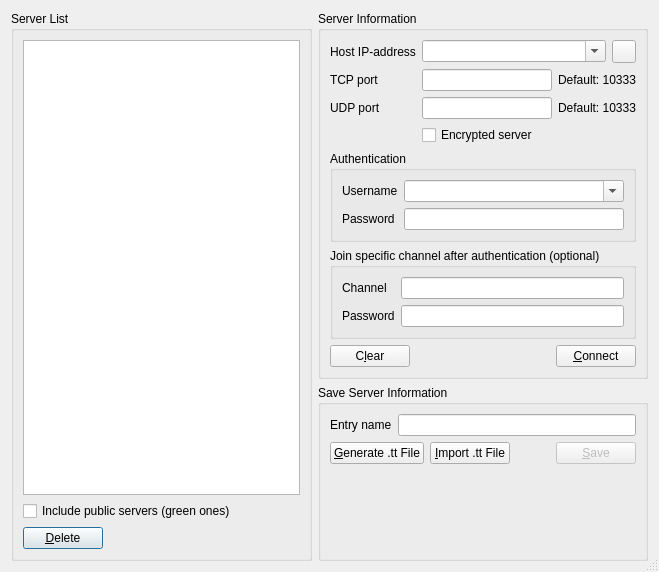
This is Client/qtTeamTalk/serverlist.ui in BearWare/TeamTalk5 as Qt 5 draws it before an edit. The edited form follows.
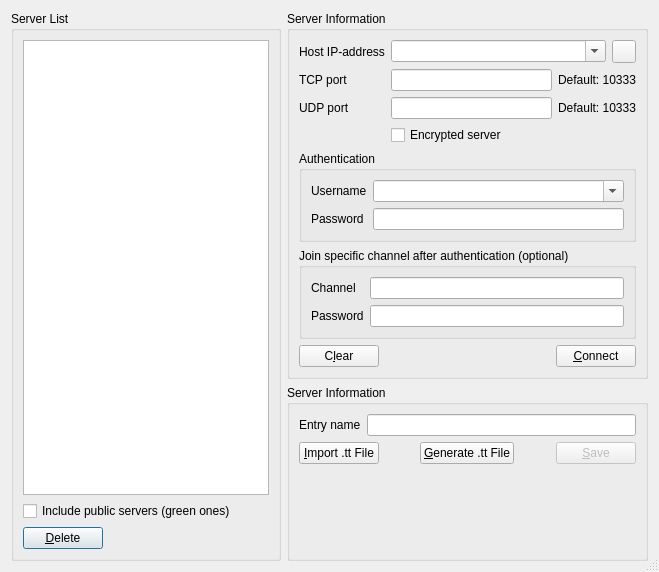
This is the edited form. Icons and pictures are not drawn.

Commit message: Renamed server list groupbox to 'Server Information'

The edit to the form file:
```diff
--- a/Client/qtTeamTalk/serverlist.ui
+++ b/Client/qtTeamTalk/serverlist.ui
@@ -295,7 +295,7 @@
      <item>
       <widget class="QGroupBox" name="groupBox_5">
        <property name="title">
-        <string>Save Server Information</string>
+        <string>Server Information</string>
        </property>
        <layout class="QVBoxLayout" name="verticalLayout_2">
         <item>
@@ -317,6 +317,26 @@
         </item>
         <item>
          <layout class="QHBoxLayout" name="horizontalLayout_2">
+          <item>
+           <widget class="QPushButton" name="impttButton">
+            <property name="text">
+             <string>&amp;Import .tt File</string>
+            </property>
+           </widget>
+          </item>
+          <item>
+           <spacer name="horizontalSpacer_3">
+            <property name="orientation">
+             <enum>Qt::Horizontal</enum>
+            </property>
+            <property name="sizeHint" stdset="0">
+             <size>
+              <width>40</width>
+              <height>20</height>
+             </size>
+            </property>
+           </spacer>
+          </item>
           <item>
            <widget class="QPushButton" name="genttButton">
             <property name="toolTip">
@@ -330,13 +350,6 @@
             </property>
            </widget>
           </item>
-          <item>
-           <widget class="QPushButton" name="impttButton">
-            <property name="text">
-             <string>&amp;Import .tt File</string>
-            </property>
-           </widget>
-          </item>
           <item>
            <spacer name="horizontalSpacer_2">
             <property name="orientation">
```
Left out of the diff: 1 changed line with no effect on the pictures.
